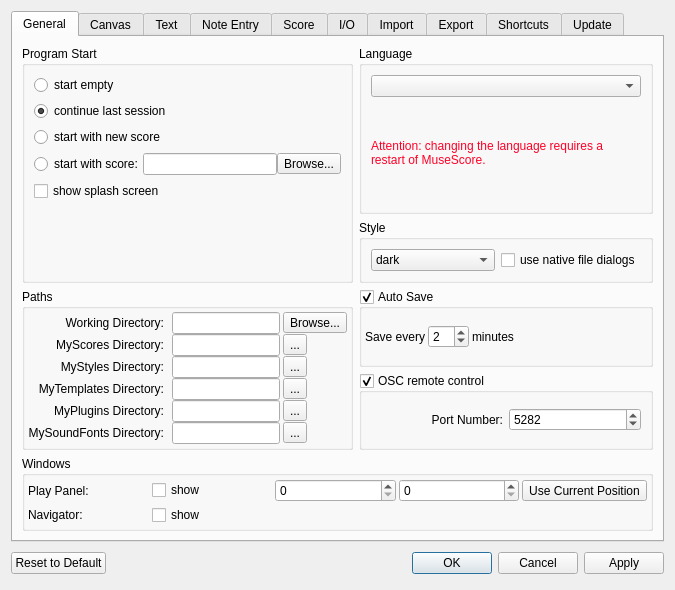
First picture: the form in mscore/mscore/prefsdialog.ui, repository musescore/musescore-old, before the edit.
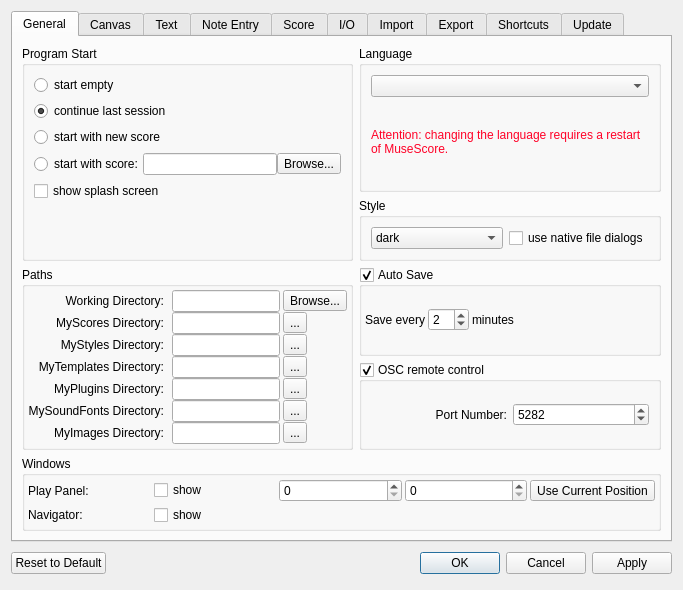
Second picture: the form after the edit. Icons and pictures are not drawn. Custom widgets are drawn as their Qt base class.

```diff
--- a/mscore/mscore/prefsdialog.ui
+++ b/mscore/mscore/prefsdialog.ui
@@ -6,7 +6,7 @@
    <rect>
     <x>0</x>
     <y>0</y>
-    <width>675</width>
+    <width>683</width>
     <height>538</height>
    </rect>
   </property>
@@ -239,6 +239,29 @@
             </property>
            </widget>
           </item>
+          <item row="6" column="0">
+           <widget class="QLabel" name="label_9">
+            <property name="text">
+             <string>MyImages Directory:</string>
+            </property>
+            <property name="alignment">
+             <set>Qt::AlignRight|Qt::AlignTrailing|Qt::AlignVCenter</set>
+            </property>
+            <property name="indent">
+             <number>5</number>
+            </property>
+           </widget>
+          </item>
+          <item row="6" column="1">
+           <widget class="QLineEdit" name="myImages"/>
+          </item>
+          <item row="6" column="2">
+           <widget class="QToolButton" name="myImagesButton">
+            <property name="text">
+             <string>...</string>
+            </property>
+           </widget>
+          </item>
          </layout>
         </widget>
        </item>
```
